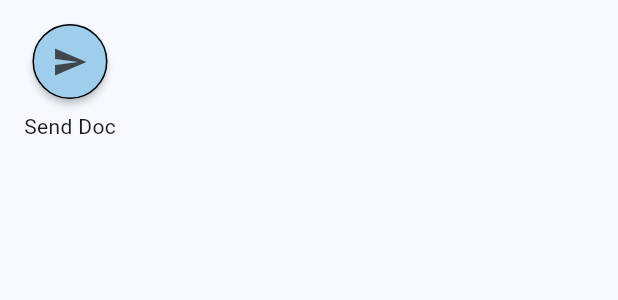
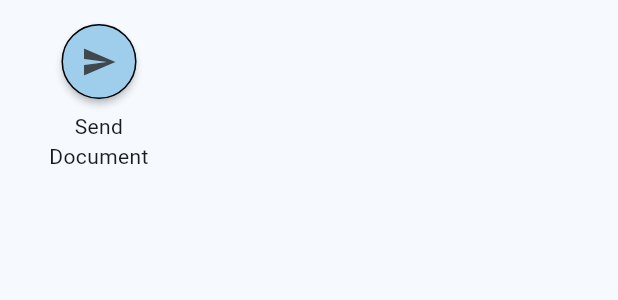
Before and after one commit to dubemezeagwu/docs_sync, a Flutter app: the BottomSheetOptionsWidget widget shown alone on an empty page, opened directly, on a phone screen of 412 x 824 dp. Shown: the top 300 px of the screen. Run offline on Flutter 3.47's test engine with Material 3 defaults, Android fonts, the phone set to English and light mode, and no system bars; our stand-ins replace flutter_riverpod, flutter_svg, go_router, google_sign_in, internet_connection_checker_plus, shared_preferences and 1 more; missing offline and left inert: floating_snackbar, flutter_quill; accounts and stored records are empty; network calls fail; project files that could hold a hidden picture were left out.

Commit message:
enhancement: modal bottom sheet

```diff
--- a/app/lib/screens/widgets/bottom_sheet_options_widget.dart
+++ b/app/lib/screens/widgets/bottom_sheet_options_widget.dart
@@ -1,6 +1,5 @@
 import 'package:docs_sync/screens/app_screens.dart';
 import 'package:docs_sync/screens/widgets/popup_button.dart';
-import 'package:flutter/material.dart';
 
 class BottomSheetOptionsWidget extends StatelessWidget {
   final Icon icon;
@@ -8,13 +7,17 @@ class BottomSheetOptionsWidget extends StatelessWidget {
   final String title;
 
   const BottomSheetOptionsWidget(
-      {super.key, required this.icon, required this.onPressed, required this.title});
+      {super.key,
+      required this.icon,
+      required this.onPressed,
+      required this.title});
 
   @override
   Widget build(BuildContext context) {
     return Padding(
       padding: const EdgeInsets.all(16.0),
       child: Column(
+        mainAxisAlignment: MainAxisAlignment.center,
         mainAxisSize: MainAxisSize.min,
         children: [
           PopUpButton(
@@ -23,8 +26,15 @@ class BottomSheetOptionsWidget extends StatelessWidget {
               color: kPrimary,
               icon: icon,
               onPressed: onPressed),
-              8.kH,
-          Text(title, overflow: TextOverflow.ellipsis,)
+          8.kH,
+          SizedBox(
+            width: 100,
+            child: Text(
+              title,
+              softWrap: true,
+              textAlign: TextAlign.center,
+            ),
+          )
         ],
       ),
     );
--- a/app/lib/screens/widgets/main_appbar.dart
+++ b/app/lib/screens/widgets/main_appbar.dart
@@ -5,12 +5,13 @@ class MainAppBar extends StatelessWidget implements PreferredSizeWidget {
   final String title;
   final bool automaticallyImplyLeading;
   final List<Widget>? actions;
-  PreferredSizeWidget? bottom;
+  final PreferredSizeWidget? bottom;
 
-  MainAppBar(
+  const MainAppBar(
       {super.key,
       required this.title,
       this.leading,
+      this.bottom,
       required this.automaticallyImplyLeading,
       this.actions});
 
```
Also changed, not shown: app/lib/screens/document_screen.dart (+54 -21 lines).
